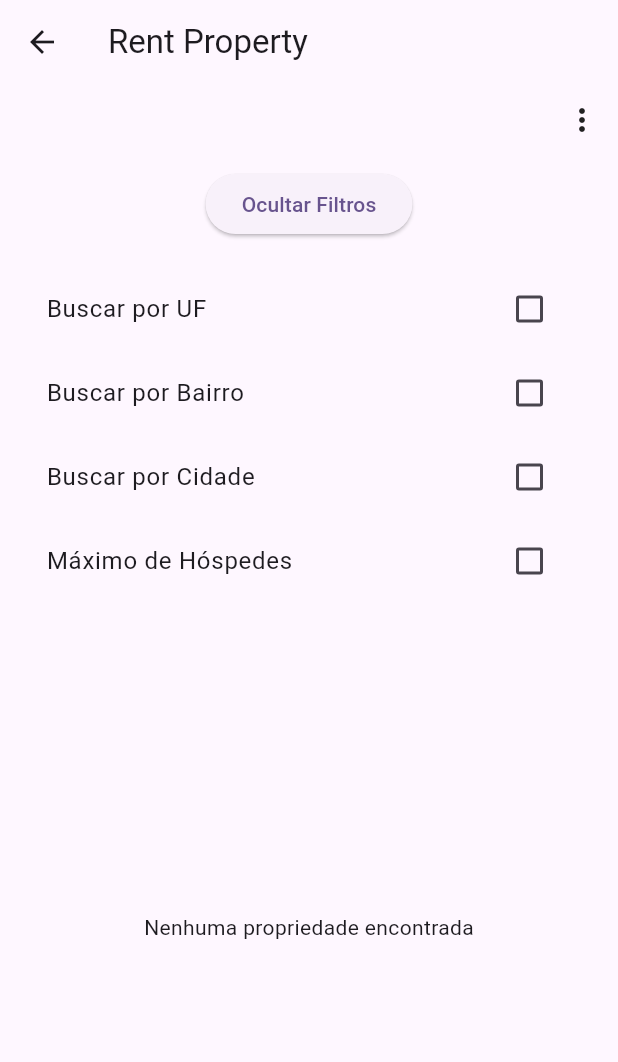
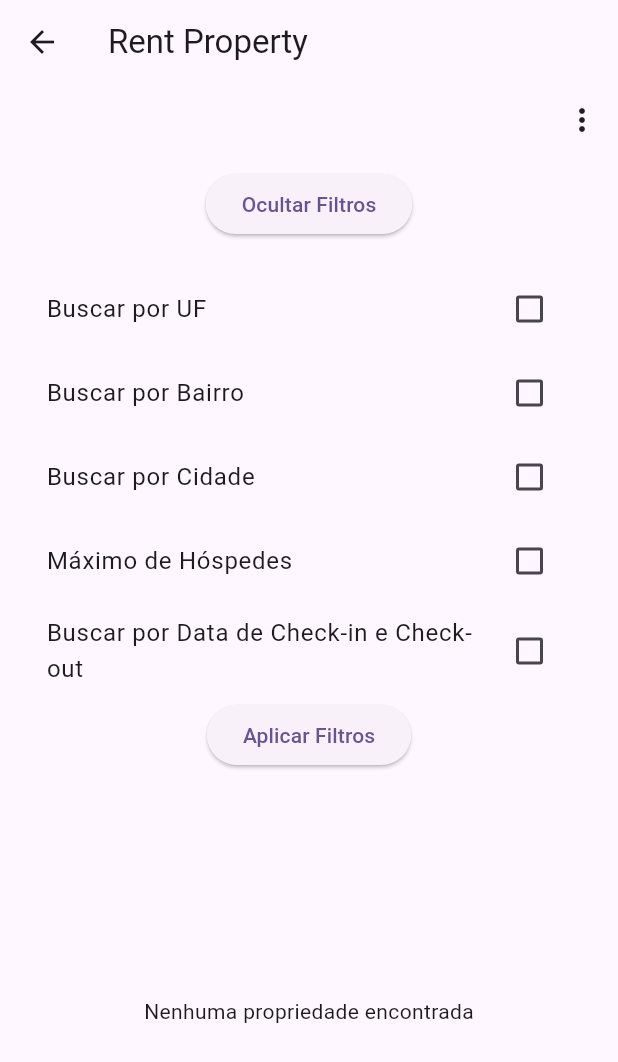
Before and after one commit to JoaoGabriel-hub/SistemaDeReservas, a Flutter app: the RentProperty screen opened by its route, after a tap on "Buscar por", on a phone screen of 412 x 824 dp. Shown: the top 1062 px of the screen. Run offline on Flutter 3.47's test engine with Material 3 defaults, Android fonts, the phone set to English and light mode, and no system bars; our stand-ins replace image_picker, sqflite_common_ffi; accounts and stored records are empty.

Commit message:
feat: criando busca por data de check in e check out

```diff
--- a/lib/app2/rent_prop.dart
+++ b/lib/app2/rent_prop.dart
@@ -14,12 +14,15 @@ class _RentPropertyState extends State<RentProperty> {
   final TextEditingController _bairroController = TextEditingController();
   final TextEditingController _cidadeController = TextEditingController();
   final TextEditingController _maxGuestController = TextEditingController();
+  final TextEditingController _checkinController = TextEditingController();
+  final TextEditingController _checkoutController = TextEditingController();
 
   bool _showFilters = false;
   bool _filterUF = false;
   bool _filterBairro = false;
   bool _filterCidade = false;
   bool _filterMaxGuests = false;
+  bool _filterDates = false;
 
   @override
   void initState() {
@@ -40,27 +43,35 @@ class _RentPropertyState extends State<RentProperty> {
     }
   }
 
-  bool _isValidUrl(String url) {
-    final Uri? uri = Uri.tryParse(url);
-    return uri != null && uri.isAbsolute && (uri.scheme == 'http' || uri.scheme == 'https');
-  }
-
-  void _filterProperties() {
+  Future<void> _filterProperties() async {
+    var db = DataBaseHelper();
     String uf = _ufController.text.trim().toLowerCase();
     String bairro = _bairroController.text.trim().toLowerCase();
     String cidade = _cidadeController.text.trim().toLowerCase();
     int? maxGuests = int.tryParse(_maxGuestController.text.trim());
+    String checkin = _checkinController.text.trim();
+    String checkout = _checkoutController.text.trim();
 
-    setState(() {
-      _filteredProperties = _properties.where((property) {
+    List<dynamic> filtered = _properties.where((property) {
       bool matchesUF = !_filterUF || uf.isEmpty || property['uf'].toString().toLowerCase().contains(uf);
       bool matchesBairro = !_filterBairro || bairro.isEmpty || property['bairro'].toString().toLowerCase().contains(bairro);
       bool matchesCidade = !_filterCidade || cidade.isEmpty || property['localidade'].toString().toLowerCase().contains(cidade);
       bool matchesMaxGuests = !_filterMaxGuests || maxGuests == null || property['max_guest'] >= maxGuests;
-
       return matchesUF && matchesBairro && matchesCidade && matchesMaxGuests;
     }).toList();
+
+    if (_filterDates && checkin.isNotEmpty && checkout.isNotEmpty) {
+      filtered = await db.getAvailableProperties(checkin, checkout, filtered);
+    }
+
+    setState(() {
+      _filteredProperties = filtered;
     });
+  }
+
+  bool _isValidUrl(String url) {
+    final Uri? uri = Uri.tryParse(url);
+    return uri != null && uri.isAbsolute && (uri.scheme == 'http' || uri.scheme == 'https');
   }
 
   @override
@@ -84,8 +95,6 @@ class _RentPropertyState extends State<RentProperty> {
               },
             ),
           ),
-
-          // Botão para exibir/ocultar filtros
           Padding(
             padding: const EdgeInsets.all(8.0),
             child: ElevatedButton(
@@ -97,8 +106,6 @@ class _RentPropertyState extends State<RentProperty> {
               child: Text(_showFilters ? 'Ocultar Filtros' : 'Buscar por'),
             ),
           ),
-
-          // Campos de filtro (exibidos apenas se ativados)
           if (_showFilters)
             Padding(
               padding: const EdgeInsets.symmetric(horizontal: 15, vertical: 10),
@@ -117,7 +124,6 @@ class _RentPropertyState extends State<RentProperty> {
                       decoration: InputDecoration(labelText: 'Digite a UF'),
                       onChanged: (value) => _filterProperties(),
                     ),
-
                   CheckboxListTile(
                     title: Text('Buscar por Bairro'),
                     value: _filterBairro,
@@ -131,7 +137,6 @@ class _RentPropertyState extends State<RentProperty> {
                       decoration: InputDecoration(labelText: 'Digite o Bairro'),
                       onChanged: (value) => _filterProperties(),
                     ),
-
                   CheckboxListTile(
                     title: Text('Buscar por Cidade'),
                     value: _filterCidade,
@@ -145,7 +150,6 @@ class _RentPropertyState extends State<RentProperty> {
                       decoration: InputDecoration(labelText: 'Digite a Cidade'),
                       onChanged: (value) => _filterProperties(),
                     ),
-
                   CheckboxListTile(
                     title: Text('Máximo de Hóspedes'),
                     value: _filterMaxGuests,
@@ -160,10 +164,30 @@ class _RentPropertyState extends State<RentProperty> {
                       decoration: InputDecoration(labelText: 'Digite o máximo de hóspedes'),
                       onChanged: (value) => _filterProperties(),
                     ),
+                  CheckboxListTile(
+                    title: Text('Buscar por Data de Check-in e Check-out'),
+                    value: _filterDates,
+                    onChanged: (value) {
+                      setState(() => _filterDates = value!);
+                    },
+                  ),
+                  if (_filterDates) ...[
+                    TextField(
+                      controller: _checkinController,
+                      decoration: InputDecoration(labelText: 'Data de Check-in (YYYY-MM-DD)'),
+                    ),
+                    TextField(
+                      controller: _checkoutController,
+                      decoration: InputDecoration(labelText: 'Data de Check-out (YYYY-MM-DD)'),
+                    ),
+                  ],
+                  ElevatedButton(
+                    onPressed: _filterProperties,
+                    child: Text('Aplicar Filtros'),
+                  ),
                 ],
               ),
             ),
-
             Expanded(
             child: _filteredProperties.isEmpty
                 ? Center(child: Text('Nenhuma propriedade encontrada'))
```
Lines whose indentation alone changed are shown as unchanged.
